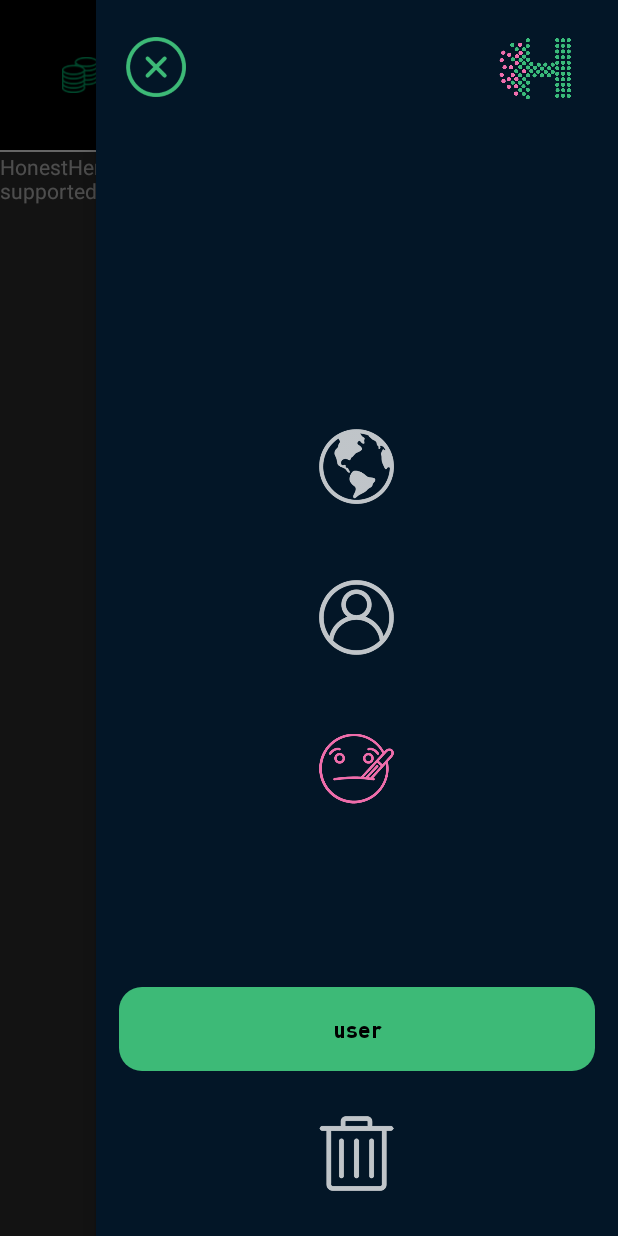
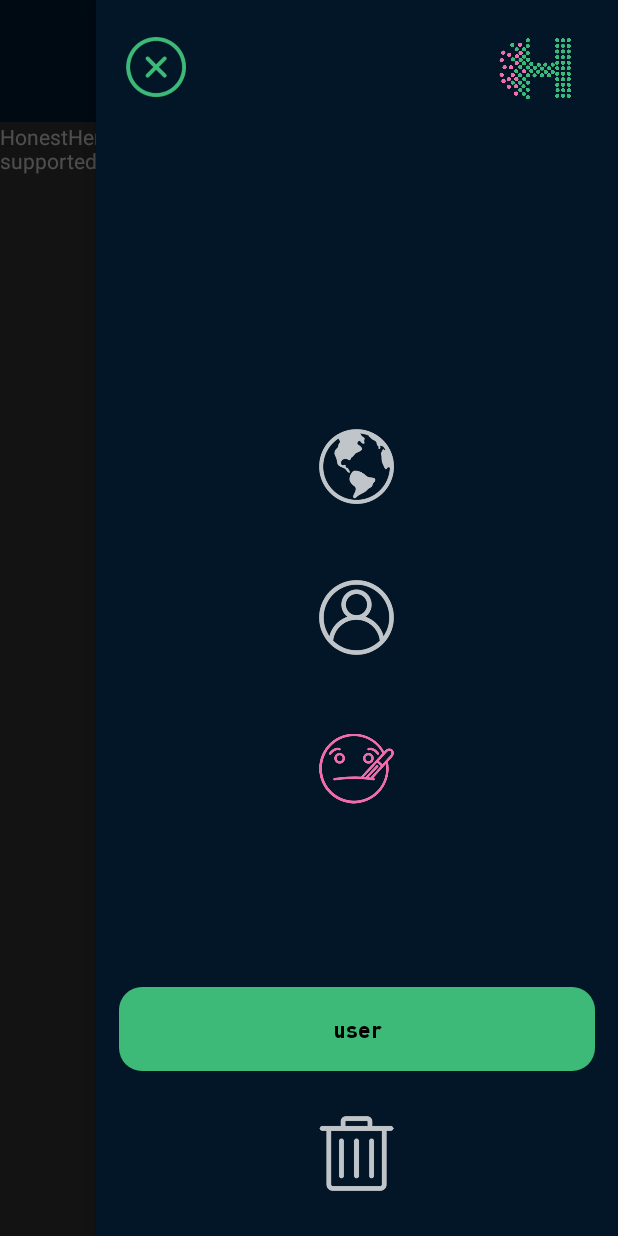
Before and after one commit to panchalAlpit/HonestHerd, an Android app: the fragment HHMap_fregment placed in its activity, with the side drawer open, on a phone screen of 412 x 824 dp. Run offline under Robolectric (Android 15) with nearby library versions, the phone set to English and light mode, and no system bars; our stand-ins replace Firebase (no records; nobody signed in at launch, a user with empty details on screens opened directly); libraries missing offline, so code that uses them is left out: com.hypertrack.sdk; 10 statements that could not run were skipped.

Commit message:
-Change MapView Screen UI

```diff
--- a/app/src/main/java/com/mobilefirst/honestherd/HHActivity/HHTripHistoryActivity.java
+++ b/app/src/main/java/com/mobilefirst/honestherd/HHActivity/HHTripHistoryActivity.java
@@ -55,6 +55,8 @@ public class HHTripHistoryActivity extends AppCompatActivity implements View.OnC
         Log.e("TAG", "onClick:OnCreate btn_previous"+date_index+" ---- "+total_days );
         if (total_days == date_index){
             btn_previous.setVisibility(View.GONE);
+        }else {
+            btn_previous.setVisibility(View.VISIBLE);
         }
         txt_select_date.setText(Utils.getFormateDate("dd-MMMM-yyyy",selectdate));
     }
--- a/app/src/main/java/com/mobilefirst/honestherd/HHFregment/HHMap_fregment.java
+++ b/app/src/main/java/com/mobilefirst/honestherd/HHFregment/HHMap_fregment.java
@@ -1,6 +1,7 @@
 package com.mobilefirst.honestherd.HHFregment;
 
 import android.Manifest;
+import android.content.Intent;
 import android.content.pm.PackageManager;
 import android.graphics.Bitmap;
 import android.graphics.Canvas;
@@ -26,6 +27,8 @@ import android.view.ViewGroup;
 import android.widget.LinearLayout;
 import android.widget.Toast;
 
+import com.mobilefirst.honestherd.HHActivity.HHCoinHistoryActivity;
+import com.mobilefirst.honestherd.HHActivity.HHTripHistoryActivity;
 import com.mobilefirst.honestherd.HHGlobal.HHSharedPrefrence;
 import com.mobilefirst.honestherd.HHGlobal.Utils;
 import com.mobilefirst.honestherd.HHModel.HHUserGeopoint;
@@ -84,6 +87,7 @@ public class HHMap_fregment extends Fragment implements OnMapReadyCallback, Loca
      * @return A new instance of fragment HHMap_fregment.
      */
     // TODO: Rename and change types and number of parameters
+    AppCompatTextView txt_my_path_trace;
     static final int MY_PERMISSIONS_REQUEST_ACCESS_FINE_LOCATION = 1;
     private Location currentLocation;
     private GoogleMap mMap;
@@ -164,9 +168,12 @@ public class HHMap_fregment extends Fragment implements OnMapReadyCallback, Loca
         txt_place = view.findViewById(R.id.txt_place);
         txt_walk = view.findViewById(R.id.txt_walk);
         txt_vehicle = view.findViewById(R.id.txt_vehicle);
+        txt_my_path_trace = view.findViewById(R.id.txt_my_path_trace);
+
         txt_vehicle.setTypeface(Typeface.createFromAsset(getContext().getResources().getAssets(), Utils.DIN_BOLD));
         txt_walk.setTypeface(Typeface.createFromAsset(getContext().getResources().getAssets(), Utils.DIN_BOLD));
         txt_place.setTypeface(Typeface.createFromAsset(getContext().getResources().getAssets(), Utils.DIN_BOLD));
+        txt_my_path_trace.setTypeface(Typeface.createFromAsset(getContext().getResources().getAssets(), Utils.DIN_BOLD));
 
 
 
@@ -383,6 +390,11 @@ public class HHMap_fregment extends Fragment implements OnMapReadyCallback, Loca
         switch (v.getId()){
             case R.id.linear_menu_history:{
                // ((MainActivity)getActivity()).addHistoryFragment(data.getStringExtra("date"));
+
+                Intent intent = new Intent(getContext(), HHTripHistoryActivity.class);
+//                intent.putExtra("screen",Utils.FRAGMENT_TIRPHISTORY);
+                intent.putExtra("date",Utils.getDateFromate("yyyy-MM-dd"));
+                startActivity(intent);
                 break;
             }
             case R.id.txt_vehicle:{
--- a/app/src/main/java/com/mobilefirst/honestherd/MainActivity.java
+++ b/app/src/main/java/com/mobilefirst/honestherd/MainActivity.java
@@ -537,7 +537,7 @@ public class MainActivity extends AppCompatActivity implements View.OnClickListe
            }
        });
 
-       alertDialogBuilder.setNegativeButton("NO", new DialogInterface.OnClickListener() {
+       alertDialogBuilder.setNegativeButton("No", new DialogInterface.OnClickListener() {
            @Override
            public void onClick(DialogInterface dialog, int which) {
 //               Toast.makeText(MainActivity.this,"NO",Toast.LENGTH_SHORT).show();
--- a/app/src/main/res/layout/activity_main.xml
+++ b/app/src/main/res/layout/activity_main.xml
@@ -15,7 +15,7 @@
             android:id="@+id/linearheader"
             android:layout_width="match_parent"
             android:layout_height="wrap_content"
-            android:background="@android:color/black"
+            android:background="@color/background_dark_color"
             android:gravity="center"
             android:orientation="horizontal"
             android:weightSum="3"
@@ -28,7 +28,7 @@
                 android:layout_weight="1"
                 android:gravity="center"
                 android:orientation="vertical"
-                android:padding="10dp"
+                android:padding="8dp"
                 android:visibility="gone">
 
                 <androidx.appcompat.widget.AppCompatTextView
@@ -58,7 +58,8 @@
                 android:layout_height="wrap_content"
                 android:layout_weight="1"
                 android:gravity="center"
-                android:padding="10dp">
+                android:padding="10dp"
+                android:visibility="invisible">
 
                 <androidx.appcompat.widget.AppCompatImageView
                     android:layout_width="24dp"
@@ -81,13 +82,13 @@
                 android:layout_width="0dp"
                 android:layout_height="wrap_content"
                 android:layout_weight="1"
-                android:layout_marginTop="10dp"
-                android:layout_marginBottom="10dp"
+                android:layout_marginTop="8dp"
+                android:layout_marginBottom="8dp"
                 android:gravity="center">
 
                 <androidx.appcompat.widget.AppCompatImageView
                     android:layout_width="wrap_content"
-                    android:layout_height="60dp"
+                    android:layout_height="45dp"
                     android:layout_margin="10dp"
                     android:padding="5dp"
                     app:srcCompat="@drawable/app_icon_new" />
@@ -115,6 +116,7 @@
             android:id="@+id/view"
             android:layout_width="match_parent"
             android:layout_height="1dp"
+            android:visibility="gone"
             android:background="@android:color/white"
             app:layout_constraintTop_toBottomOf="@id/linearheader" />
 
--- a/app/src/main/res/values/strings.xml
+++ b/app/src/main/res/values/strings.xml
@@ -93,5 +93,6 @@
     <string name="none_above">none of the above</string>
     <string name="stayhome">Please stay \n at home </string>
     <string name="checkfewday">We will check on you in a few days</string>
+    <string name="my_path_trace">My path trace </string>
 
 </resources>
```
Also changed, not shown: app/src/main/res/drawable/dark_rectangle.xml (added, +7 -0 lines), app/src/main/res/layout/fragment_hhmap_fregment.xml (+22 -8 lines), app/src/main/res/drawable/user.png (added).
